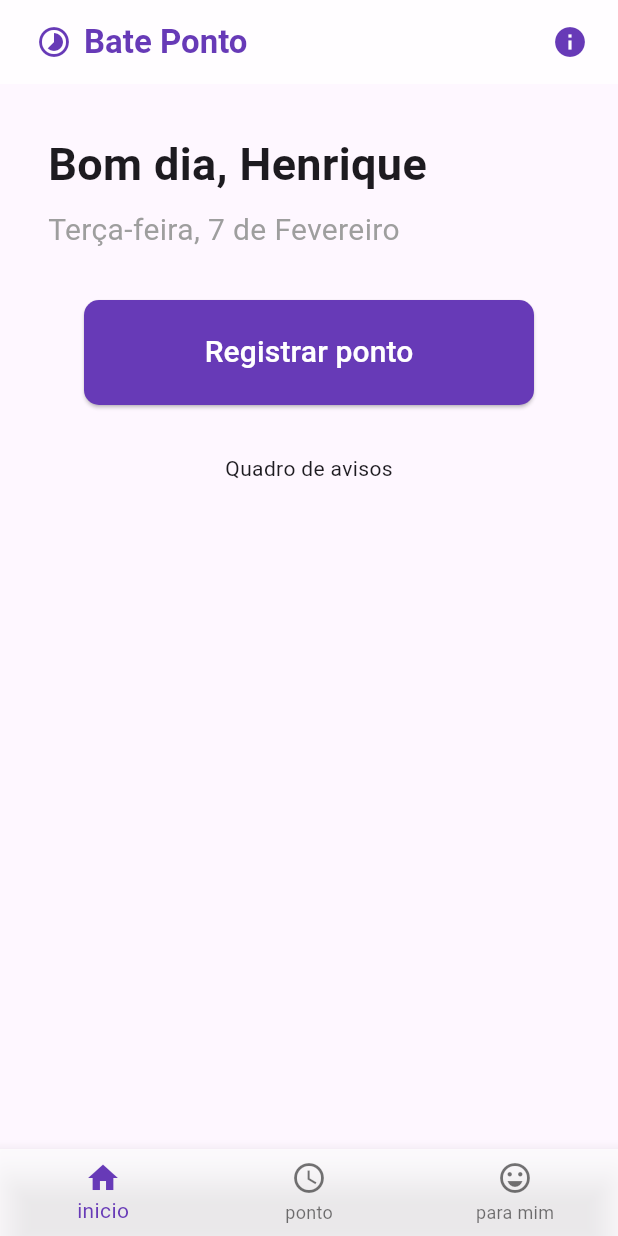
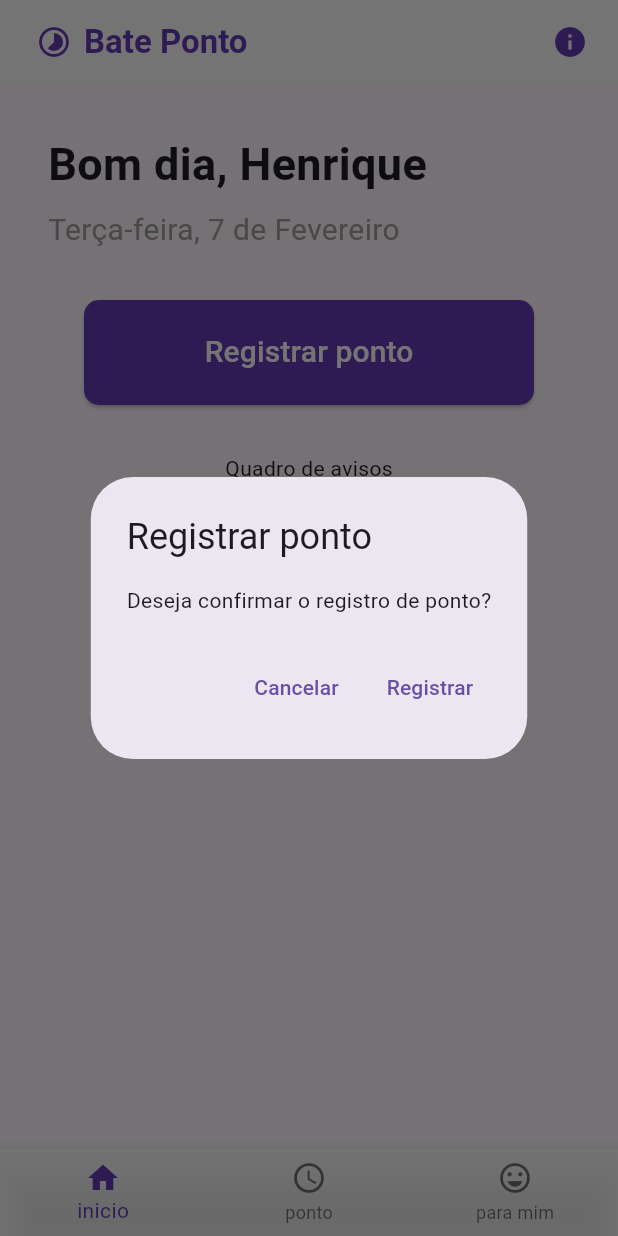
Before and after one commit to henriquenicolli/app_bate_ponto, a Flutter app: the screen it shows after launch, after a tap on "Registrar ponto", on a phone screen of 412 x 824 dp. Run offline on Flutter 3.47's test engine with Material 3 defaults, Android fonts, the phone set to English and light mode, and no system bars; Roboto replaces fonts that are missing (NotoSans).

Commit message:
refactor registro de ponto

```diff
--- a/lib/src/widgets/button/registrar_ponto_button.dart
+++ b/lib/src/widgets/button/registrar_ponto_button.dart
@@ -6,6 +6,74 @@ import 'dart:convert';
 class RegistrarPontoButton extends StatelessWidget {
   const RegistrarPontoButton({super.key});
 
+  Future<http.Response> registraPonto(BuildContext context) async {
+    final String dataHoraRegistroPonto = DateTime.now().toIso8601String();
+
+    http.Response response = await http.post(
+      Uri.parse('http://localhost:10000/v1/bateponto/registrar'),
+      headers: <String, String>{
+        'Content-Type': 'application/json; charset=UTF-8',
+      },
+      body: jsonEncode(<String, String>{
+        'dataHoraRegistroPonto': dataHoraRegistroPonto,
+      }),
+    );
+
+    if (response.statusCode == 200 || response.statusCode == 202) {
+      // Exibir Snackbar de sucesso
+      ScaffoldMessenger.of(context).showSnackBar(
+        SnackBar(
+          content: Text('Ponto registrado com sucesso'),
+          backgroundColor: Colors.green,
+        ),
+      );
+    } else {
+      // Exibir Snackbar de erro
+      ScaffoldMessenger.of(context).showSnackBar(
+        SnackBar(
+          content: Text('Erro durante registro de ponto'),
+          backgroundColor: Colors.red,
+        ),
+      );
+    }
+
+    return response;
+  }
+
+  Future<void> _registrarPontoDialog(BuildContext context) async {
+    return showDialog<void>(
+      context: context,
+      barrierDismissible: false, // user must tap button!
+      builder: (BuildContext context) {
+        return AlertDialog(
+          title: const Text('Registrar ponto'),
+          content: const SingleChildScrollView(
+            child: ListBody(
+              children: <Widget>[
+                Text('Deseja confirmar o registro de ponto?'),
+              ],
+            ),
+          ),
+          actions: <Widget>[
+            TextButton(
+              onPressed: () => {
+                Navigator.pop(context, 'Cancel'),
+              },
+              child: const Text('Cancelar'),
+            ),
+            TextButton(
+              onPressed: () => {
+                registraPonto(context),
+                Navigator.pop(context, 'OK'),
+              },
+              child: const Text('Registrar'),
+            ),
+          ],
+        );
+      },
+    );
+  }
+
   @override
   Widget build(BuildContext context) {
     return SizedBox(
@@ -13,8 +81,7 @@ class RegistrarPontoButton extends StatelessWidget {
       height: 70,
       child: ElevatedButton(
         onPressed: () {
-          // Ação a ser executada ao pressionar o botão
-          registraPonto();
+          _registrarPontoDialog(context);
         },
         style: ElevatedButton.styleFrom(
           backgroundColor: AppLayoutDefaults.secondaryColor,
@@ -31,18 +98,4 @@ class RegistrarPontoButton extends StatelessWidget {
       ),
     );
   }
-
-  Future<http.Response> registraPonto() {
-    final String dataHoraRegistroPonto = DateTime.now().toIso8601String();
-
-    return http.post(
-      Uri.parse('http://localhost:10000/v1/bateponto/registrar'),
-      headers: <String, String>{
-        'Content-Type': 'application/json; charset=UTF-8',
-      },
-      body: jsonEncode(<String, String>{
-        'dataHoraRegistroPonto': dataHoraRegistroPonto,
-      }),
-    );
-  }
 }
```
